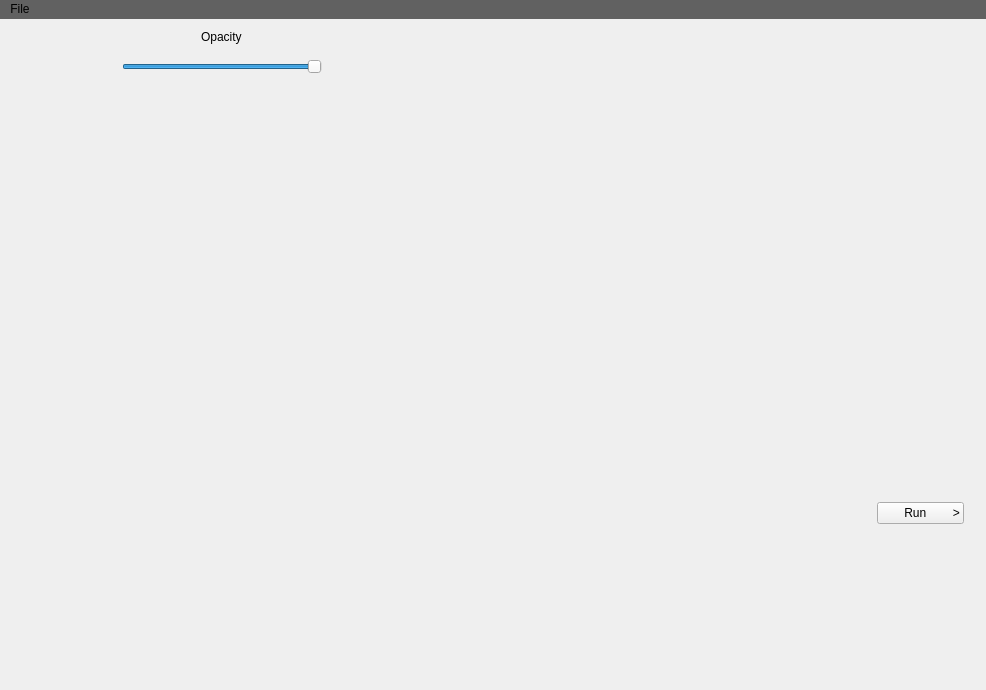
Old version of the form src/mainwindow.ui in the repository dboun/MultiPatientImageProcessing.
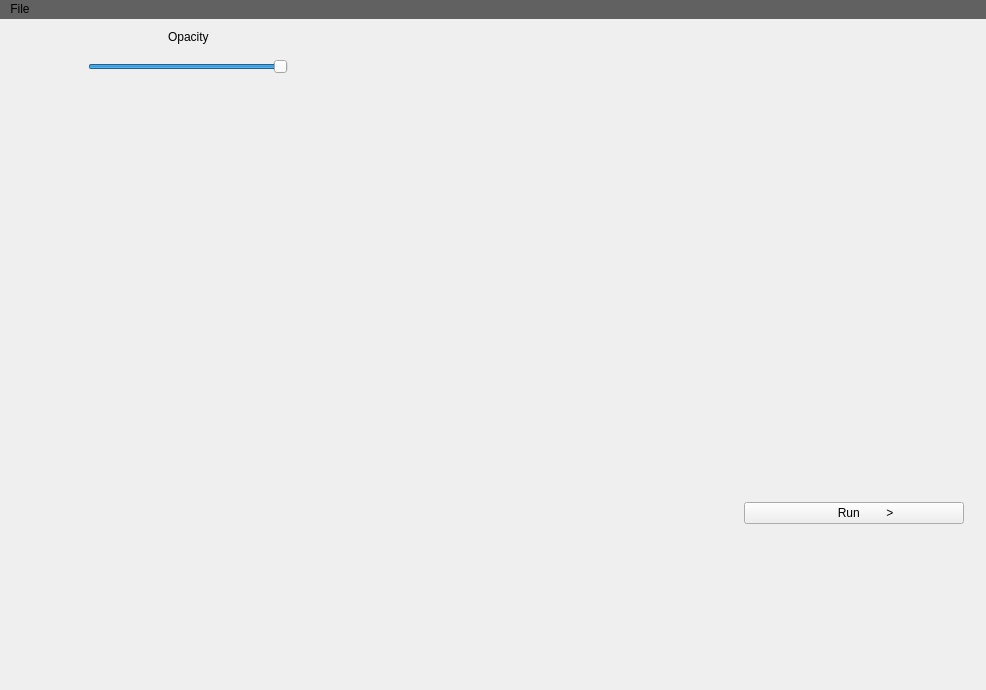
New version of the form. Custom widgets are drawn as their Qt base class.

Commit message: Fix button alignment

Diff of the .ui file:
```diff
--- a/src/mainwindow.ui
+++ b/src/mainwindow.ui
@@ -145,6 +145,18 @@
        </item>
        <item alignment="Qt::AlignHCenter|Qt::AlignVCenter">
         <widget class="RunPushButton" name="pushButtonRun">
+         <property name="sizePolicy">
+          <sizepolicy hsizetype="Fixed" vsizetype="Fixed">
+           <horstretch>0</horstretch>
+           <verstretch>0</verstretch>
+          </sizepolicy>
+         </property>
+         <property name="minimumSize">
+          <size>
+           <width>220</width>
+           <height>0</height>
+          </size>
+         </property>
          <property name="text">
           <string>       Run        &gt;</string>
          </property>
```
The commit also changes 3 other files.
